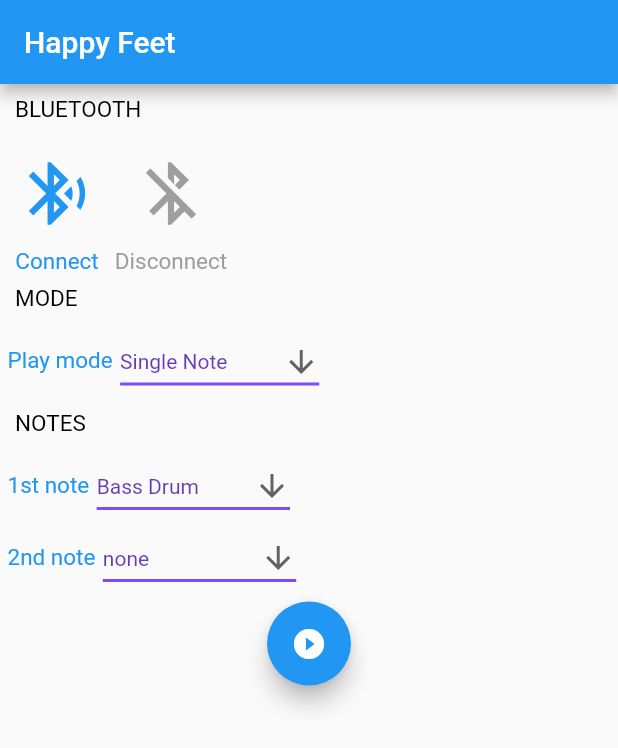
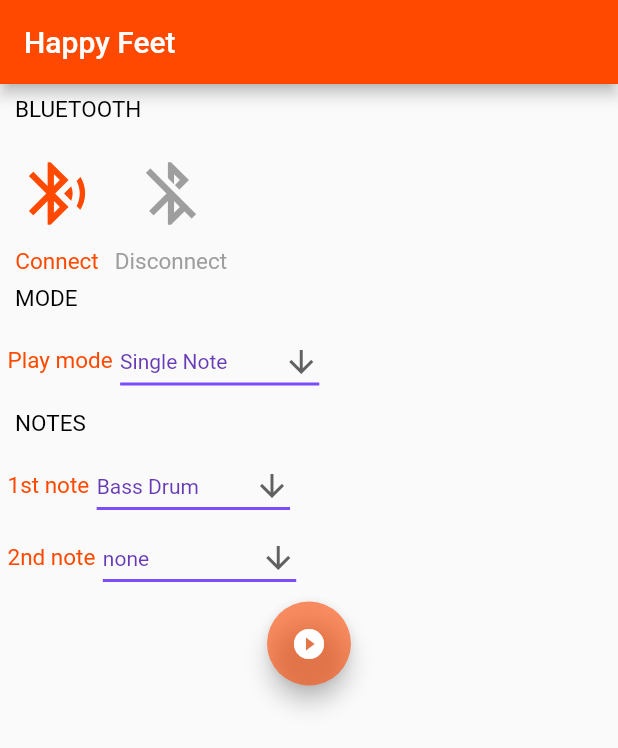
Before and after one commit to JimTompkins/happy_feet_app, a Flutter app: the screen it shows after launch, on a phone screen of 412 x 824 dp. Shown: the top 748 px of the screen. Run offline on Flutter 3.47's test engine with Material 2 defaults, Android fonts, the light colour scheme and no system bars; our stand-ins replace flutter_blue, get, rxdart; missing offline and left inert: flutter_midi; statements that could not run were skipped.

Commit message:
Now plays a note upon reception of a BLE notify Moved the declaration of the MIDI object into midi.dart Connects more reliably now that the embedded code is advertising every 1s

```diff
--- a/lib/colourPalette.dart
+++ b/lib/colourPalette.dart
@@ -1,6 +1,33 @@
+import 'dart:core';
+import 'dart:ui';
+import 'package:flutter/material.dart';
+
 // colour palette from paletton.com
 const int shade0 = 0xAA5939;
 const int shade1 = 0xFF4900;
 const int shade2 = 0xFC4C06;
 const int shade3 = 0x584239;
 const int shade4 = 0x060606;
+
+// create red, green, blue from shade1 value
+const int r = shade1 >> 16 & 0xFF;
+const int g = shade1 >> 8 & 0xFF;
+const int b = shade1 & 0xFF;
+// create RGB + luminence from shade1
+const int c1 = shade1 | (0xFF << 24);
+
+Map<int, Color> color =
+{
+  50:Color.fromRGBO(r, g, b, 0.1),
+  100:Color.fromRGBO(r, g, b, 0.2),
+  200:Color.fromRGBO(r, g, b, 0.3),
+  300:Color.fromRGBO(r, g, b, 0.4),
+  400:Color.fromRGBO(r, g, b, 0.5),
+  500:Color.fromRGBO(r, g, b, 0.6),
+  600:Color.fromRGBO(r, g, b, 0.7),
+  700:Color.fromRGBO(r, g, b, 0.8),
+  800:Color.fromRGBO(r, g, b, 0.9),
+  900:Color.fromRGBO(r, g, b, 1.0),
+};
+
+MaterialColor myColour = MaterialColor(c1, color);
--- a/lib/main.dart
+++ b/lib/main.dart
@@ -3,6 +3,7 @@ import 'dart:async';
 
 import 'package:flutter/material.dart';
 import 'package:flutter/services.dart';
+import 'package:get/get.dart';
 import 'colourPalette.dart';
 import 'BluetoothBLEService.dart';
 import 'BluetoothConnectionStateDTO.dart';
@@ -17,10 +18,10 @@ class MyApp extends StatelessWidget {
   const MyApp({Key? key}) : super(key: key);
   @override
   Widget build(BuildContext context) {
-    return MaterialApp(
+    return GetMaterialApp(
       title: 'Happy Feet',
       theme: ThemeData(
-        primarySwatch: Colors.blue,
+        primarySwatch: myColour,
       ),
       home: MyHomePage(),
     );
@@ -34,8 +35,8 @@ class MyHomePage extends StatefulWidget {
   _MyHomePageState createState() => _MyHomePageState();
 }
 
+//
 class _MyHomePageState extends State<MyHomePage> {
-  final MidiUtils midi = new MidiUtils();
   Mode? _character = Mode.singleNote;
   String note1 = 'Bass Drum';
   int midiNote1 = 60;
@@ -72,10 +73,11 @@ class _MyHomePageState extends State<MyHomePage> {
     print('HF: connectionState: $connectionState');
     if (connectionState.bluetoothConnectionState ==
         BluetoothConnectionState.DEVICE_CONNECTED) {
+      print("HF: Bluetooth device connected.");
     }
 
     if (_bluetoothBLEService != null) {
-      print('HF: connectionState: got bluetooth!');
+      print('HF: connectionState: got bluetooth service!');
     }
   }
 
@@ -107,7 +109,7 @@ class _MyHomePageState extends State<MyHomePage> {
                     Icons.bluetooth_searching,
                   ),
                   iconSize: 50,
-                  color: Colors.blue,
+                  color: myColour,
                   splashColor: Colors.purple,
                   onPressed: () {
                     // Start scanning and make connection
@@ -115,7 +117,7 @@ class _MyHomePageState extends State<MyHomePage> {
                   }),
             ),
             Text('Connect',
-                style: TextStyle(color: Colors.blue, height: 1, fontSize: 15))
+                style: TextStyle(color: myColour, height: 1, fontSize: 15))
           ]),
           Column(mainAxisSize: MainAxisSize.min, children: <Widget>[
             Container(
@@ -158,7 +160,7 @@ class _MyHomePageState extends State<MyHomePage> {
                 alignment: Alignment.center,
                 child: Text('Play mode',
                     style:
-                        TextStyle(color: Colors.blue, height: 1, fontSize: 15)),
+                        TextStyle(color: myColour, height: 1, fontSize: 15)),
               ),
               DropdownButton<String>(
                 value: playModeString,
@@ -227,7 +229,7 @@ class _MyHomePageState extends State<MyHomePage> {
               alignment: Alignment.center,
               child: Text('1st note',
                   style:
-                      TextStyle(color: Colors.blue, height: 1, fontSize: 15)),
+                      TextStyle(color: myColour, height: 1, fontSize: 15)),
             ),
             DropdownButton<String>(
               value: note1,
@@ -297,7 +299,7 @@ class _MyHomePageState extends State<MyHomePage> {
               alignment: Alignment.center,
               child: Text('2nd note',
                   style:
-                      TextStyle(color: Colors.blue, height: 1, fontSize: 15)),
+                      TextStyle(color: myColour, height: 1, fontSize: 15)),
             ),
             DropdownButton<String>(
               value: note2,
@@ -435,7 +437,7 @@ class _GroovePageState extends State<GroovePage> {
                 alignment: Alignment.centerLeft,
                 child: Text('DEFINE GROOVE',
                     style: TextStyle(
-                        color: Colors.blue, height: 1, fontSize: 15))),
+                        color: myColour, height: 1, fontSize: 15))),
           ]),
 
           // beats per measure slider
@@ -443,7 +445,7 @@ class _GroovePageState extends State<GroovePage> {
             Row(children: <Widget>[
               Text('Beats per measure',
                   style: TextStyle(
-                      color: Colors.blue, height: 1, fontSize: 15) // TextStyle
+                      color: myColour, height: 1, fontSize: 15) // TextStyle
                   ), // Text
               Slider(
                 value: _beatsPerMeasure.toDouble(),
@@ -461,7 +463,7 @@ class _GroovePageState extends State<GroovePage> {
             Row(children: <Widget>[
               Text('Number of measures',
                   style: TextStyle(
-                      color: Colors.blue, height: 1, fontSize: 15) // TextStyle
+                      color: myColour, height: 1, fontSize: 15) // TextStyle
                   ), // Text
               Slider(
                 value: _numberOfMeasures.toDouble(),
--- a/lib/midi.dart
+++ b/lib/midi.dart
@@ -1,5 +1,7 @@
 import 'package:flutter/services.dart';
 import 'package:flutter_midi/flutter_midi.dart';
+
+final MidiUtils midi = new MidiUtils();
 
 class MidiUtils {
   //MidiUtils._();
--- a/pubspec.yaml
+++ b/pubspec.yaml
@@ -34,6 +34,7 @@ dependencies:
   flutter_midi: ^1.0.2
   flutter_blue: 0.8.0
   flutter_launcher_icons: 0.9.0
+  get:
 
 dev_dependencies:
   flutter_test:
```
Also changed, not shown: lib/BluetoothBLEService.dart (+9 -4 lines), pubspec.lock.
